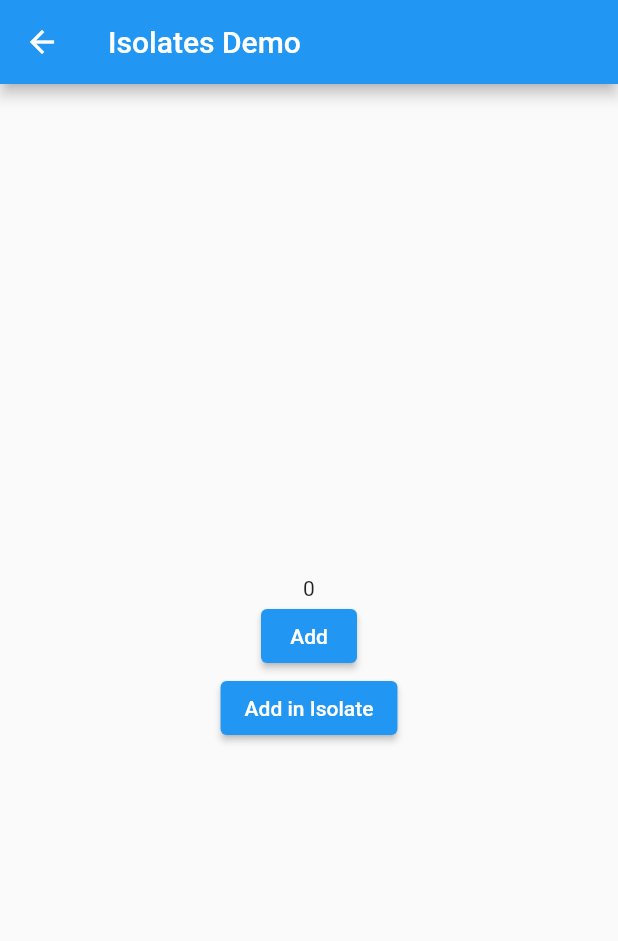
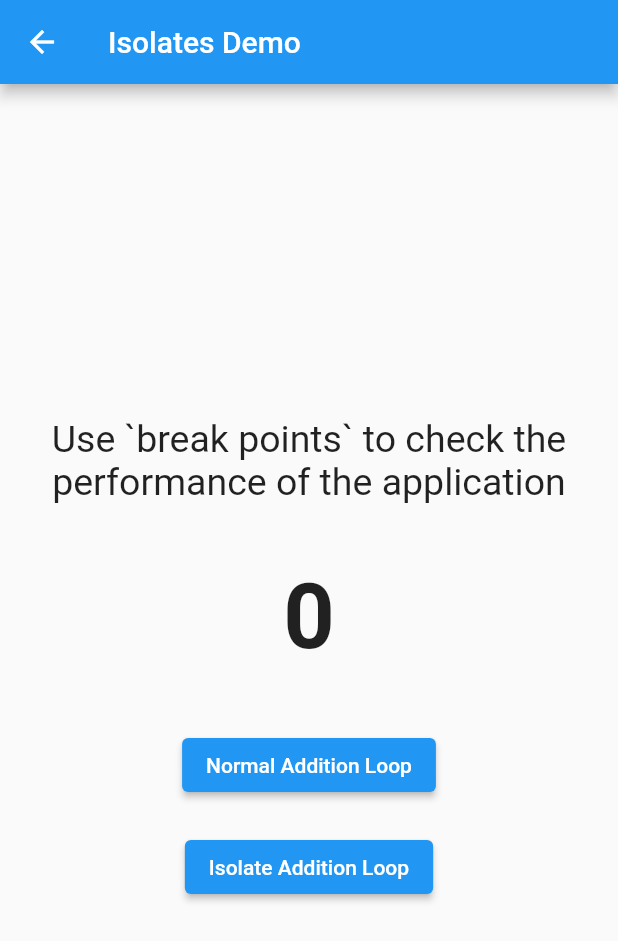
Before and after one commit to md-siam/flutter_multithreading, a Flutter app: the BasicImplementation screen opened directly, on a phone screen of 412 x 824 dp. Shown: the top 941 px of the screen. Run offline on Flutter 3.47's test engine with Material 2 defaults, Android fonts, the phone set to English and light mode, and no system bars.

```diff
--- a/lib/1_basic/basic_implementation.dart
+++ b/lib/1_basic/basic_implementation.dart
@@ -62,17 +62,31 @@ class _BasicImplementationState extends State<BasicImplementation> {
         child: Column(
           mainAxisAlignment: MainAxisAlignment.center,
           children: [
-            Text(count.toString()),
+            const Text(
+              'Use `break points` to check the performance of the application',
+              style: TextStyle(fontSize: 25),
+              textAlign: TextAlign.center,
+            ),
+            const SizedBox(height: 40),
+            Text(
+              count.toString(),
+              style: const TextStyle(
+                fontSize: 60,
+                fontWeight: FontWeight.bold,
+              ),
+            ),
+            const SizedBox(height: 40),
             ElevatedButton(
-              child: const Text("Add"),
+              child: const Text("Normal Addition Loop"),
               onPressed: () async {
                 count++;
                 setState(() {});
               },
             ),
+            const SizedBox(height: 20),
             ElevatedButton(
               onPressed: runCompute,
-              child: const Text("Add in Isolate"),
+              child: const Text("Isolate Addition Loop"),
             ),
           ],
         ),
--- a/lib/2_basic_2/basic_example.dart
+++ b/lib/2_basic_2/basic_example.dart
@@ -1,3 +1,4 @@
+import 'dart:developer';
 import 'dart:isolate';
 
 import 'package:flutter/material.dart';
@@ -11,7 +12,10 @@ class MyBasicIsolateExample extends StatefulWidget {
 
 class _MyBasicIsolateExampleState extends State<MyBasicIsolateExample> {
   int sum = 0;
-  final TextStyle _textStyle = const TextStyle(fontSize: 25);
+  final TextStyle _textStyle = const TextStyle(
+    fontSize: 35,
+    fontWeight: FontWeight.bold,
+  );
 
   @override
   Widget build(BuildContext context) {
@@ -61,7 +65,7 @@ class _MyBasicIsolateExampleState extends State<MyBasicIsolateExample> {
                         receivePort.sendPort,
                       );
                     } catch (e) {
-                      print('Error: $e');
+                      log('Error: $e');
                     }
 
                     receivePort.listen((calculatedSum) {
```
Also changed, not shown: 3 other files.
